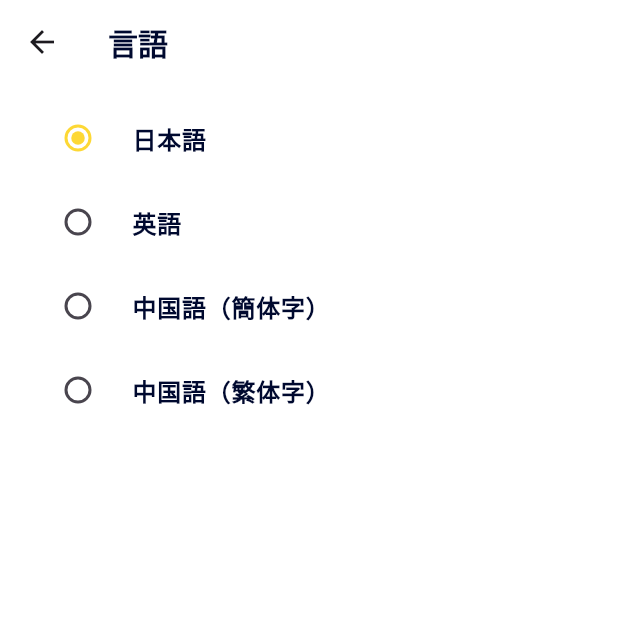
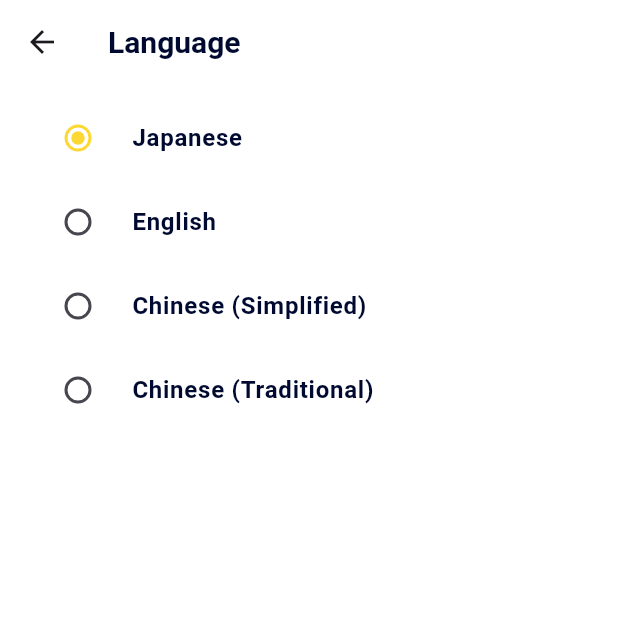
Before and after one commit to Haru-Kobayashi073/Shibuya-Buddy, a Flutter app: the ChangeLanguage screen opened directly, on a phone screen of 412 x 824 dp, the top half of it. Run offline on Flutter 3.47's test engine with Material 3 defaults, Android fonts, the phone set to English and light mode, and no system bars; our stand-ins replace carousel_slider, firebase_core, flutter_hooks, go_router, google_fonts, hooks_riverpod and 3 more; missing offline and left inert: slang; accounts and stored records are empty; generated files the repository leaves out were written again; network calls fail; Roboto replaces fonts that are missing (Ibm Plex Sans Jp).

Commit message:
ディレクトリの変更

```diff
--- a/lib/presentation/setting/change_language.dart
+++ b/lib/presentation/change_language/change_language.dart
@@ -2,6 +2,7 @@ import 'package:flutter/material.dart';
 
 import '../../utils/styles/app_text_style.dart';
 import '../components/radio_button.dart';
+import '../../i18n/strings.g.dart';
 
 enum Languages {
   japanese('日本語'),
@@ -25,10 +26,12 @@ class _ChangeLanguageState extends State<ChangeLanguage> {
 
   @override
   Widget build(BuildContext context) {
+    final i18n = Translations.of(context);
+    final itemi18n = i18n.ChangeLanguage.items;
     return Scaffold(
       appBar: AppBar(
         title: Text(
-          '言語',
+          itemi18n.language,
           style: AppTextStyle.textStyle.copyWith(
             fontSize: 20,
             fontWeight: FontWeight.bold,
@@ -40,7 +43,7 @@ class _ChangeLanguageState extends State<ChangeLanguage> {
         child: Column(
           children: [
             RadiobuttonText<Languages>(
-              title: '日本語',
+              title: itemi18n.japanese,
               value: Languages.japanese,
               groupValue: selectLanguage,
               onChanged: (value) {
@@ -53,7 +56,7 @@ class _ChangeLanguageState extends State<ChangeLanguage> {
               },
             ),
             RadiobuttonText<Languages>(
-              title: '英語',
+              title: itemi18n.english,
               value: Languages.english,
               groupValue: selectLanguage,
               onChanged: (value) {
@@ -66,7 +69,7 @@ class _ChangeLanguageState extends State<ChangeLanguage> {
               },
             ),
             RadiobuttonText<Languages>(
-              title: '中国語（簡体字）',
+              title: itemi18n.chinese_simplified,
               value: Languages.simplified,
               groupValue: selectLanguage,
               onChanged: (value) {
@@ -79,7 +82,7 @@ class _ChangeLanguageState extends State<ChangeLanguage> {
               },
             ),
             RadiobuttonText<Languages>(
-              title: '中国語（繁体字）',
+              title: itemi18n.chinese_traditional,
               value: Languages.traditional,
               groupValue: selectLanguage,
               onChanged: (value) {
```
